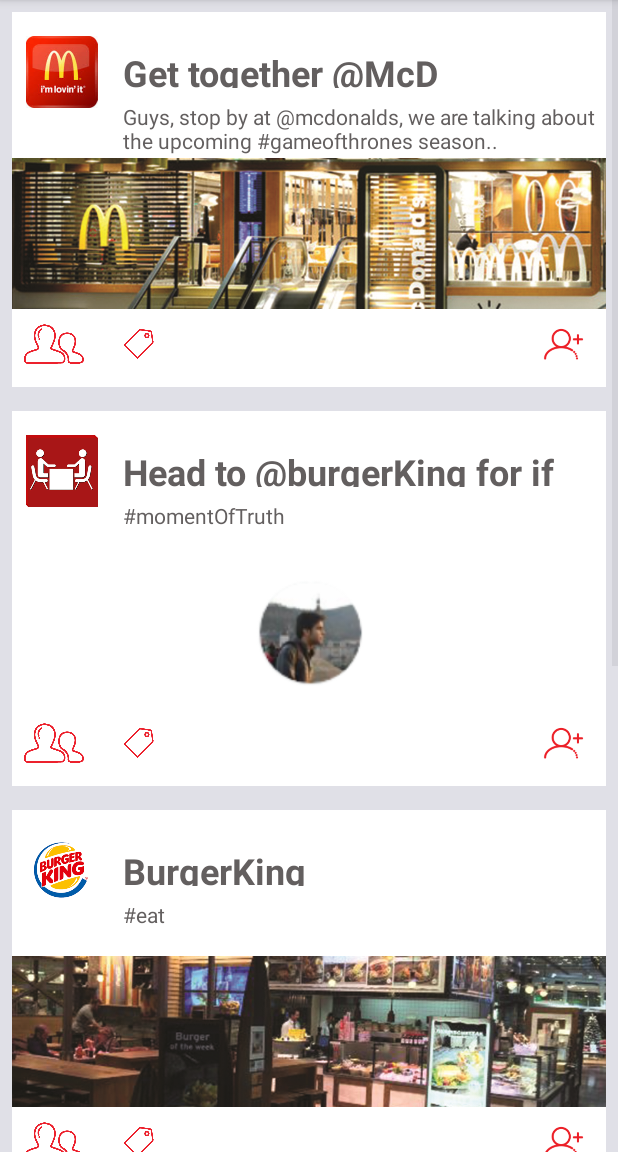
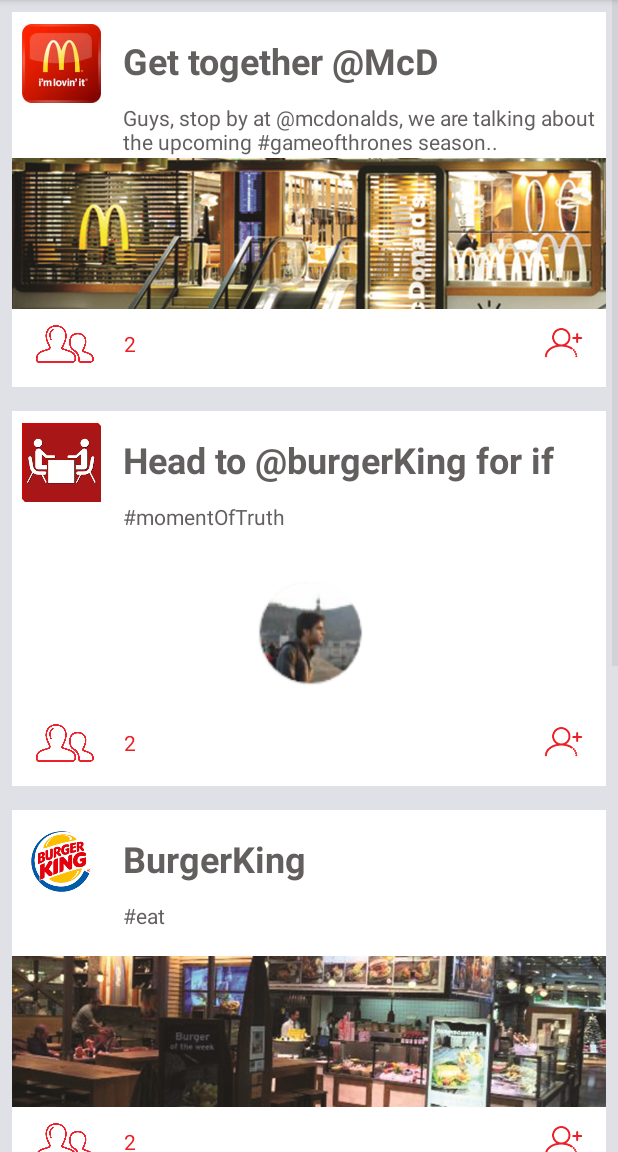
Before and after one commit to grajan/pow-wow, an Android app: the MeetUpActivity screen opened directly, with no data from a screen before it, on a phone screen of 412 x 824 dp, the part 84-1236 px from its top. Run offline under Robolectric (Android 15) with nearby library versions, the phone set to English and light mode, and no system bars; libraries missing offline, so code that uses them is left out: com.hendraanggrian.widget; plain views replace SocialTextView.

Commit message:
added new design

```diff
--- a/app/src/main/java/com/hackathon/pow_wow/TablesAdapter.java
+++ b/app/src/main/java/com/hackathon/pow_wow/TablesAdapter.java
@@ -9,6 +9,7 @@ import android.widget.ImageView;
 import android.widget.TextView;
 
 import java.util.HashMap;
+import java.util.Random;
 
 /**
  * Created by Rajan on 6/16/17.
@@ -58,6 +59,11 @@ public class TablesAdapter extends BaseAdapter {
         final TextView tagView = (TextView) convertView.findViewById(R.id.topic);
         tagView.setText(currentTable.getTag());
 
+        final TextView numberOfPeople = (TextView) convertView.findViewById(R.id.no_of_peoples);
+        Random ran = new Random();
+        numberOfPeople.setText(String.valueOf(ran.nextInt(15)+1));
+
+
         final ImageView imageView = (ImageView)convertView.findViewById(R.id.icon);
         imageView.setImageResource(currentTable.getTableIconImageResource());
 
--- a/app/src/main/res/layout/table_grid_cell.xml
+++ b/app/src/main/res/layout/table_grid_cell.xml
@@ -32,7 +32,6 @@
                 android:layout_width="match_parent"
                 android:layout_height="0dp"
                 android:layout_weight="2"
-                android:layout_marginTop="@dimen/margin"
                 android:weightSum="6">
 
 
@@ -67,7 +66,7 @@
                         android:layout_width="match_parent"
                         android:layout_height="0dp"
                         android:layout_marginBottom="5dp"
-                        android:layout_weight="2"
+                        android:layout_weight="2.4"
                         android:paddingLeft="@dimen/margin"
                         android:text="Starbucks"
                         android:textColor="@color/textColor"
@@ -79,7 +78,7 @@
                         android:id="@+id/topic"
                         android:layout_width="match_parent"
                         android:layout_height="0dp"
-                        android:layout_weight="3"
+                        android:layout_weight="3.2"
                         android:paddingLeft="@dimen/margin"
                         android:paddingTop="4dp"
                         android:text="hey anyone wants to join me for a #coffee"
@@ -121,16 +120,17 @@
                     android:layout_width="0dp"
                     android:layout_height="match_parent"
                     android:src="@drawable/people_red"
+                    android:layout_marginLeft="8dp"
                     android:padding="@dimen/margin"
                     android:layout_weight="1"/>
 
-                <ImageView
-                    android:id="@+id/tag"
+                <TextView
+                    android:id="@+id/no_of_peoples"
                     android:layout_width="0dp"
                     android:layout_height="match_parent"
-                    android:src="@drawable/tag_red"
                     android:padding="12dp"
-                    android:layout_weight="1"/>
+                    android:layout_weight="1"
+                    android:textColor="@color/colorPrimary"/>
 
             </LinearLayout>
 
@@ -144,7 +144,8 @@
                     android:id="@+id/join_icon"
                     android:layout_width="match_parent"
                     android:layout_height="match_parent"
-                    android:src="@drawable/ifinder3"/>
+                    android:src="@drawable/ifinder3"
+                    android:layout_marginBottom="2dp"/>
 
             </LinearLayout>
 
```
Also changed, not shown: app/src/main/res/layout/dialog_tweet.xml (+13 -0 lines), 16 other files.
